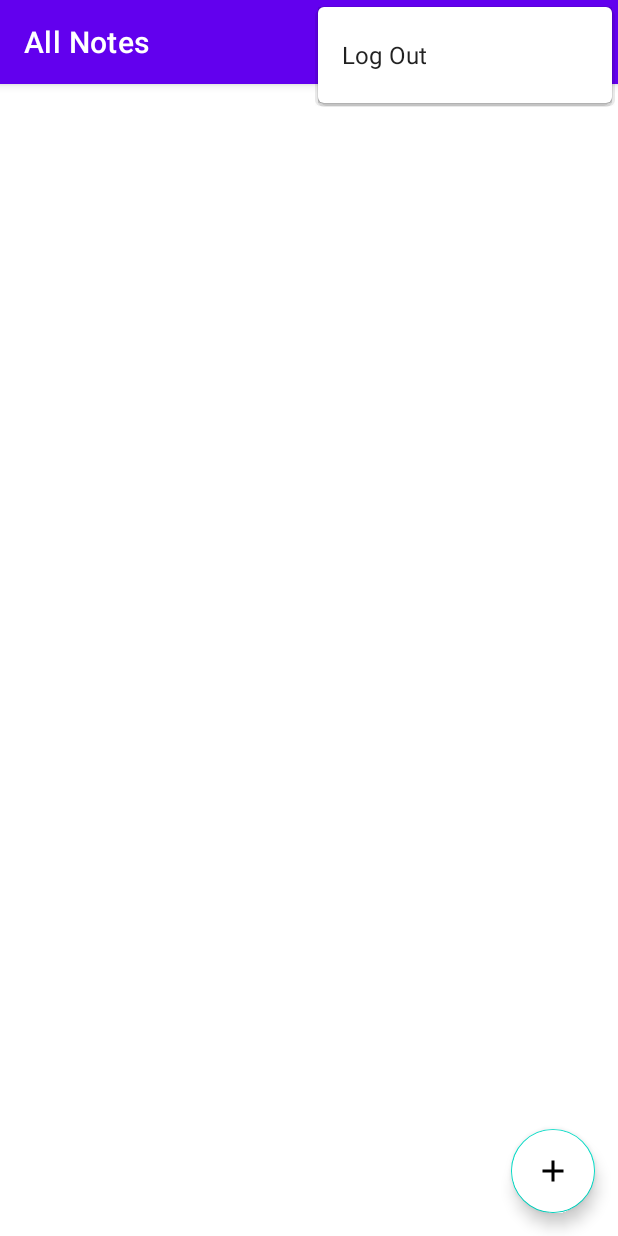
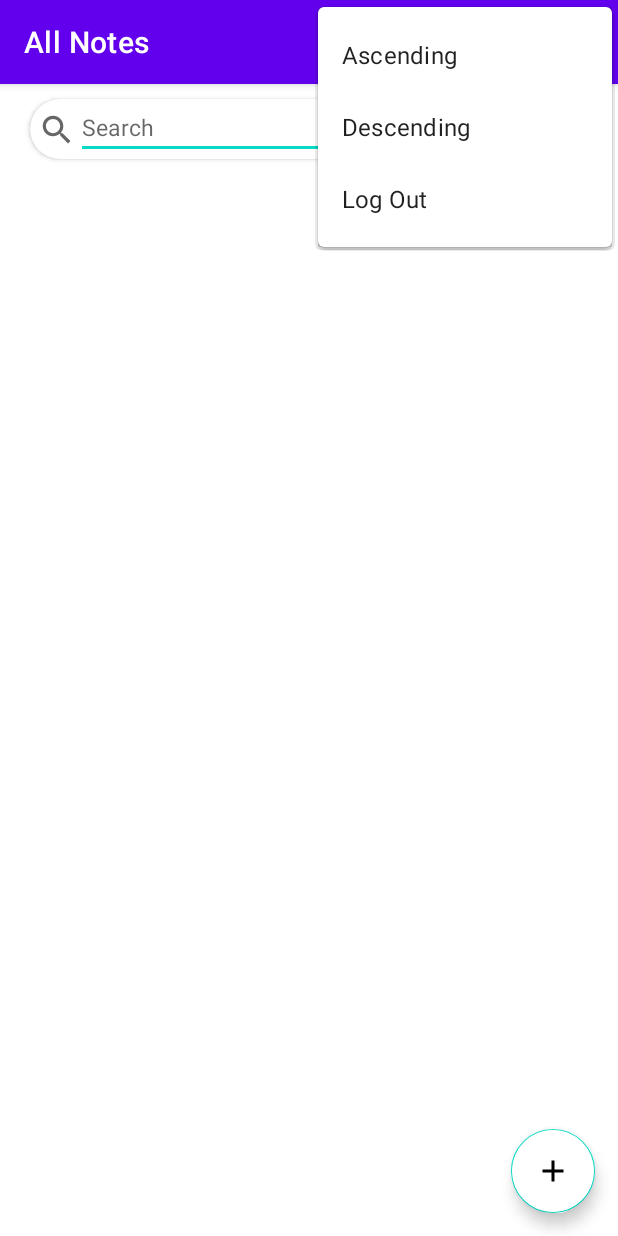
Before and after one commit to mahendran29/Notes, an Android app: the screen it shows after launch once a user with an empty profile is signed in (noteActivity), with the options menu open, on a phone screen of 412 x 824 dp. Run offline under Robolectric (Android 15) with nearby library versions, the phone set to English and light mode, and no system bars; our stand-ins replace Firebase (no records; nobody signed in at launch, a user with empty details on screens opened directly).

Commit message:
Changed Search to Card View

```diff
--- a/app/src/main/AndroidManifest.xml
+++ b/app/src/main/AndroidManifest.xml
@@ -11,7 +11,7 @@
         android:roundIcon="@mipmap/ic_launcher_round"
         android:supportsRtl="true"
         android:theme="@style/Theme.Note">
-        <activity android:name=".content"></activity>
+        <activity android:name=".content" />
         <activity
             android:name=".createNotes"
             android:theme="@style/Theme.AppCompat.DayNight.NoActionBar" />
--- a/app/src/main/java/com/example/note/ExampleAdapter.java
+++ b/app/src/main/java/com/example/note/ExampleAdapter.java
@@ -90,6 +90,12 @@ public class ExampleAdapter extends RecyclerView.Adapter<ExampleAdapter.ExampleV
         return listItems.size();
     }
 
+    public void filterList(ArrayList<firebasemodel> filteredList)
+    {
+        listItems = filteredList;
+        notifyDataSetChanged();
+    }
+
     public  static  class ExampleViewHolder extends RecyclerView.ViewHolder
     {
         TextView textView;
--- a/app/src/main/java/com/example/note/content.java
+++ b/app/src/main/java/com/example/note/content.java
@@ -6,10 +6,13 @@ import android.content.Intent;
 import android.os.Bundle;
 import android.widget.TextView;
 
+import com.google.android.material.floatingactionbutton.FloatingActionButton;
+
 public class content extends AppCompatActivity {
 
     TextView titleTextView;
     TextView content;
+
     @Override
     protected void onCreate(Bundle savedInstanceState) {
         super.onCreate(savedInstanceState);
@@ -28,4 +31,6 @@ public class content extends AppCompatActivity {
         titleTextView.setText(title);
         content.setText(description);
     }
+
+
 }
--- a/app/src/main/java/com/example/note/createNotes.java
+++ b/app/src/main/java/com/example/note/createNotes.java
@@ -40,7 +40,6 @@ public class createNotes extends AppCompatActivity {
         msaveNote = findViewById(R.id.saveNotes);
         mcreateTitle = findViewById(R.id.createTitleofNotes);
         mcreateContent = findViewById(R.id.createContentOfNote);
-
         Toolbar toolbar = findViewById(R.id.toolbarofcreatenote);
         setSupportActionBar(toolbar);
         getSupportActionBar().setDisplayHomeAsUpEnabled(true);
--- a/app/src/main/res/layout/activity_content.xml
+++ b/app/src/main/res/layout/activity_content.xml
@@ -26,4 +26,8 @@
         android:textSize="20dp"
         android:fontFamily="@font/raleway"/>
 
+
+
+
+
 </RelativeLayout>
--- a/app/src/main/res/layout/activity_note.xml
+++ b/app/src/main/res/layout/activity_note.xml
@@ -6,10 +6,49 @@
     android:layout_height="match_parent"
     tools:context=".noteActivity">
 
+    <androidx.cardview.widget.CardView
+        android:layout_width="match_parent"
+        android:layout_height="wrap_content"
+        android:elevation="5dp"
+        android:layout_marginLeft="20dp"
+        android:layout_marginRight="20dp"
+        android:layout_marginTop="10dp"
+        android:paddingTop="10dp"
+        android:paddingBottom="10dp"
+        app:cardCornerRadius="20dp"
+        app:cardMaxElevation="5dp"
+        android:id="@+id/searchCardView">
+        <LinearLayout
+            android:layout_width="match_parent"
+            android:layout_height="40dp"
+            android:orientation="horizontal"
+            android:id="@+id/linear"
+            >
+
+            <ImageView
+                android:layout_width="25dp"
+                android:layout_height="25dp"
+                android:layout_marginLeft="5dp"
+                android:layout_marginTop="8dp"
+                android:src="@drawable/ic_baseline_search_24"/>
+
+            <EditText
+                android:layout_width="match_parent"
+                android:layout_height="40dp"
+                android:id="@+id/searchEditText"
+                android:hint="Search"
+                android:textSize="15dp"
+                android:layout_marginRight="20dp"/>
+        </LinearLayout>
+    </androidx.cardview.widget.CardView>
+
+
+
     <androidx.recyclerview.widget.RecyclerView
         android:layout_width="match_parent"
         android:layout_height="match_parent"
         tools:listitem="@layout/activity_note"
+        android:layout_below="@+id/searchCardView"
         android:id="@+id/recyclerView"
         android:scrollbars="vertical"/>
 
--- a/app/src/main/res/menu/menu.xml
+++ b/app/src/main/res/menu/menu.xml
@@ -1,6 +1,12 @@
 <?xml version="1.0" encoding="utf-8"?>
 <menu xmlns:android="http://schemas.android.com/apk/res/android"
     xmlns:app="http://schemas.android.com/apk/res-auto">
+
+
+    <item android:id="@+id/ascen"
+        android:title="Ascending"></item>
+    <item android:id="@+id/descen"
+        android:title="Descending"></item>
 
     <item android:id="@+id/logout"
         android:title="Log Out"></item>
```
Also changed, not shown: app/src/main/java/com/example/note/noteActivity.java (+95 -3 lines).
